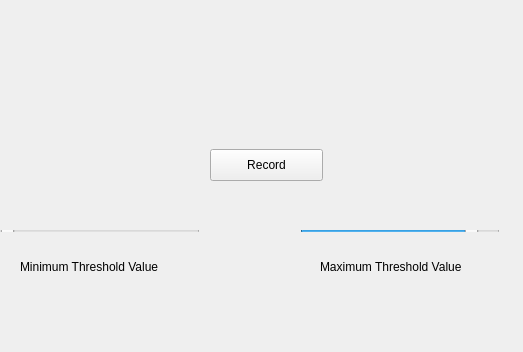
Before: the Qt Designer form multichannelviewer.ui in Solid-Sponge/MultiChannelViewer, drawn with Qt 5; both pictures show x 260 to 783 and y 308 to 660 of the 1040 by 660 pixel window.
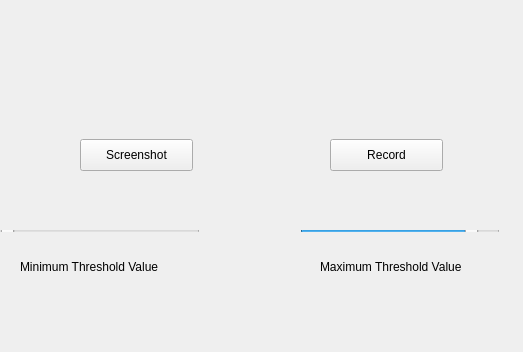
After: the same form once the commit is applied.

Commit message:
Added screenshot capabilities
Screenshots are timestamped and placed in the root of the application.
Only a single screenshot of each camera is taken per button press.

Diff of the .ui file:
```diff
--- a/multichannelviewer.ui
+++ b/multichannelviewer.ui
@@ -39,8 +39,8 @@
    <widget class="QPushButton" name="Record">
     <property name="geometry">
      <rect>
-      <x>470</x>
-      <y>440</y>
+      <x>590</x>
+      <y>430</y>
       <width>113</width>
       <height>32</height>
      </rect>
@@ -164,6 +164,19 @@
      </item>
     </layout>
    </widget>
+   <widget class="QPushButton" name="Screenshot">
+    <property name="geometry">
+     <rect>
+      <x>340</x>
+      <y>430</y>
+      <width>113</width>
+      <height>32</height>
+     </rect>
+    </property>
+    <property name="text">
+     <string>Screenshot</string>
+    </property>
+   </widget>
   </widget>
   <widget class="QMenuBar" name="menuBar">
    <property name="geometry">
```
The commit also changes 2 other files.
